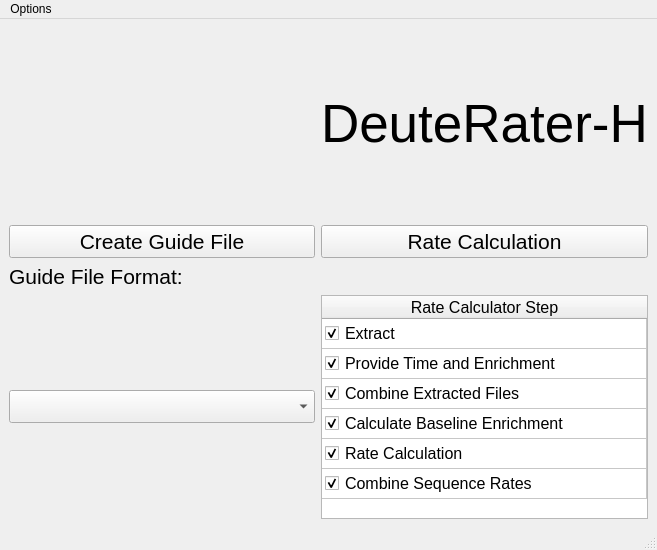
Above: ui_files/Main_Menu.ui from JC-Price/DeuteRater before the change. Below: the same form after it.
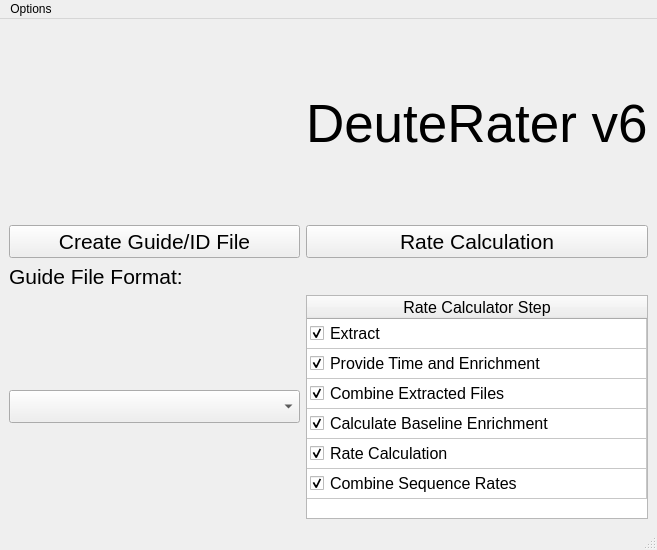
That is the form after the change. Icons and pictures are not drawn.

Commit message: Started adjusting Main Gui and template options

What changed in the file:
```diff
--- a/ui_files/Main_Menu.ui
+++ b/ui_files/Main_Menu.ui
@@ -48,7 +48,7 @@
        </font>
       </property>
       <property name="text">
-       <string>DeuteRater-H</string>
+       <string>DeuteRater v6</string>
       </property>
      </widget>
     </item>
@@ -66,7 +66,7 @@
        </font>
       </property>
       <property name="text">
-       <string>Create Guide File</string>
+       <string>Create Guide/ID File</string>
       </property>
      </widget>
     </item>
```
The commit also changes 4 other files.
